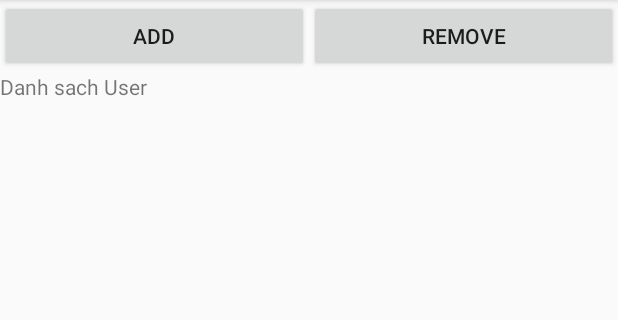
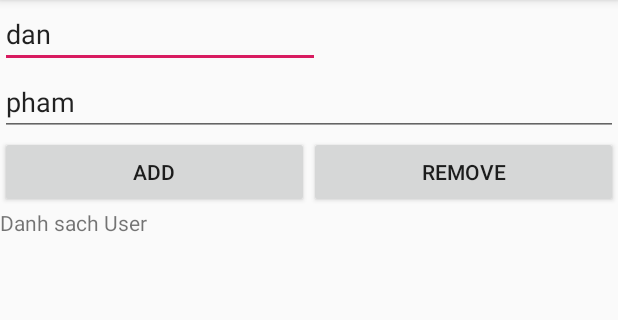
Before and after one commit to PhamCongDan/RecylerViewBindingData, an Android app: the screen it shows after launch (MainActivity), after a tap on "ADD", on a phone screen of 412 x 824 dp, the part 84-404 px from its top. Run offline under Robolectric (Android 15) with nearby library versions, the phone set to English and light mode, and no system bars; our stand-ins replace data binding; 1 statement that could not run was skipped.

Commit message:
update 28/6

```diff
--- a/app/src/main/java/danpc/rikkei/view/activity/MainActivity.java
+++ b/app/src/main/java/danpc/rikkei/view/activity/MainActivity.java
@@ -3,19 +3,16 @@ package danpc.rikkei.view.activity;
 import android.databinding.DataBindingUtil;
 import android.support.v7.app.AppCompatActivity;
 import android.os.Bundle;
-import android.support.v7.widget.LinearLayoutManager;
-import android.support.v7.widget.RecyclerView;
-
-import java.util.ArrayList;
+import android.widget.Toast;
 
 import danpc.rikkei.model.User;
 import danpc.rikkei.recylerviewbindingdata.R;
 import danpc.rikkei.recylerviewbindingdata.databinding.ActivityMainBinding;
-import danpc.rikkei.view.adapter.UserAdapter;
+import danpc.rikkei.viewmodel.MainActivityContact;
 import danpc.rikkei.viewmodel.MainActivityModel;
 import danpc.rikkei.viewmodel.UserListModel;
 
-public class MainActivity extends AppCompatActivity {
+public class MainActivity extends AppCompatActivity implements MainActivityContact.View {
 
     @Override
     protected void onCreate(Bundle savedInstanceState) {
@@ -24,28 +21,24 @@ public class MainActivity extends AppCompatActivity {
         initBinding();
     }
 
-    private void addControls() {
-        RecyclerView recyclerView = findViewById(R.id.rclUser);
-        recyclerView.setHasFixedSize(true);
-        LinearLayoutManager layoutManager = new LinearLayoutManager(this, RecyclerView.VERTICAL, false);
-
-        recyclerView.setLayoutManager(layoutManager);
-        ArrayList<User> lstUser = new ArrayList<>();
-        lstUser.add(new User("dan", "pc"));
-        lstUser.add(new User("hung", "dx"));
-
-        UserAdapter adapter = new UserAdapter(lstUser);
-        recyclerView.setAdapter(adapter);
-    }
-
     private void initBinding() {
         ActivityMainBinding binding = DataBindingUtil.setContentView(this, R.layout.activity_main);
+
         MainActivityModel mainActivityModel = new MainActivityModel("Danh sach User");
         binding.setMain(mainActivityModel);
 
-        UserListModel infors = new UserListModel();
+        UserListModel infors = new UserListModel(MainActivity.this);
         binding.setInfors(infors);
+
+        User user = new User("dan", "pham");
+        binding.setUser(user);
+
     }
 
+    @Override
+    public void showData(User user) {
 
+        Toast.makeText(this, user.getFirstName(), Toast.LENGTH_SHORT).show();
+
+    }
 }
--- /dev/null
+++ b/app/src/main/java/danpc/rikkei/viewmodel/MainActivityContact.java
@@ -0,0 +1,13 @@
+package danpc.rikkei.viewmodel;
+
+import danpc.rikkei.model.User;
+
+public interface MainActivityContact {
+    public interface  Presenter {
+        void onShowData (User user);
+    }
+
+    public interface View {
+        void showData (User user);
+    }
+}
--- a/app/src/main/java/danpc/rikkei/viewmodel/UserListModel.java
+++ b/app/src/main/java/danpc/rikkei/viewmodel/UserListModel.java
@@ -10,22 +10,28 @@ import java.util.Random;
 import danpc.rikkei.model.User;
 
 public class UserListModel {
+    private MainActivityContact.View view;
     public ObservableArrayList<User> lstUser = new ObservableArrayList<>();
-    private int sizeUser = 500;
+    private int sizeUser = 10;
 
-    public UserListModel() {
-        Random r = new Random();
-        for (int i = 0; i <sizeUser; i++) {
-            User user = new User();
-            String firstName = "dan " + i;
-            String lastName = "pc " + i;
+    public UserListModel(MainActivityContact.View view) {
+        this.view = view;
+        lstUser.add(new User("1","11"));
+        lstUser.add(new User("2","22"));
 
-            user.setFirstName(firstName);
-            user.setLastName(lastName);
-        }
+//        Random r = new Random();
+//        for (int i = 0; i <sizeUser; i++) {
+//            User user = new User();
+//            String firstName = "dan " + r.nextInt();
+//            String lastName = "pc " + r.nextInt();
+//
+//            user.setFirstName(firstName);
+//            user.setLastName(lastName);
+//            add(user);
+//        }
     }
 
-    private void add(User user) {
+    public void add(User user) {
         lstUser.add(user);
     }
 
@@ -38,4 +44,9 @@ public class UserListModel {
         lstUser.remove(0);
         Toast.makeText(v.getContext(), "da xoa", Toast.LENGTH_SHORT).show();
     }
+
+    public void addUser (User user) {
+        this.view.showData(user);
+        lstUser.add(user);
+    }
 }
--- a/app/src/main/res/layout/activity_main.xml
+++ b/app/src/main/res/layout/activity_main.xml
@@ -13,6 +13,9 @@
         <variable
             name="infors"
             type="danpc.rikkei.viewmodel.UserListModel" />
+        <variable
+            name="user"
+            type="danpc.rikkei.model.User" />
     </data>
 
     <LinearLayout
@@ -20,20 +23,37 @@
         android:layout_height="match_parent"
         android:orientation="vertical"
         tools:context="danpc.rikkei.view.activity.MainActivity">
+
+        <EditText
+            android:id="@+id/editText"
+            android:layout_width="wrap_content"
+            android:layout_height="wrap_content"
+            android:ems="10"
+            android:hint="First Name"
+            android:text="@{user.firstName}"
+            android:inputType="textPersonName" />
+
+        <EditText
+            android:id="@+id/editText2"
+            android:layout_width="match_parent"
+            android:layout_height="wrap_content"
+            android:ems="10"
+            android:hint="Last Name"
+            android:text="@{user.lastName}"
+            android:inputType="textPersonName" />
+
         <LinearLayout
             android:layout_width="match_parent"
             android:layout_height="wrap_content">
 
             <Button
-                android:id="@+id/button"
                 android:layout_width="wrap_content"
                 android:layout_height="wrap_content"
                 android:layout_weight="1"
                 android:text="Add"
-                android:onClick="@{infors::add}"/>
+                android:onClick="@{() ->infors.addUser(user)}"/>
 
             <Button
-                android:id="@+id/button2"
                 android:layout_width="wrap_content"
                 android:layout_height="wrap_content"
                 android:layout_weight="1"
@@ -47,7 +67,6 @@
             android:text="@{main.title}" />
 
         <android.support.v7.widget.RecyclerView
-            android:id="@+id/rclUser"
             android:layout_width="match_parent"
             android:layout_height="wrap_content"
             bind:items="@{infors.lstUser}"
--- a/app/src/main/res/layout/item_user.xml
+++ b/app/src/main/res/layout/item_user.xml
@@ -15,14 +15,12 @@
         android:weightSum="1">
 
         <TextView
-            android:id="@+id/txtFirstName"
             android:layout_width="0dp"
             android:layout_height="wrap_content"
             android:layout_weight="0.3"
             android:text="@{user.firstName}" />
 
         <TextView
-            android:id="@+id/txtLastName"
             android:layout_width="0dp"
             android:layout_height="wrap_content"
             android:layout_weight="0.3"
```
